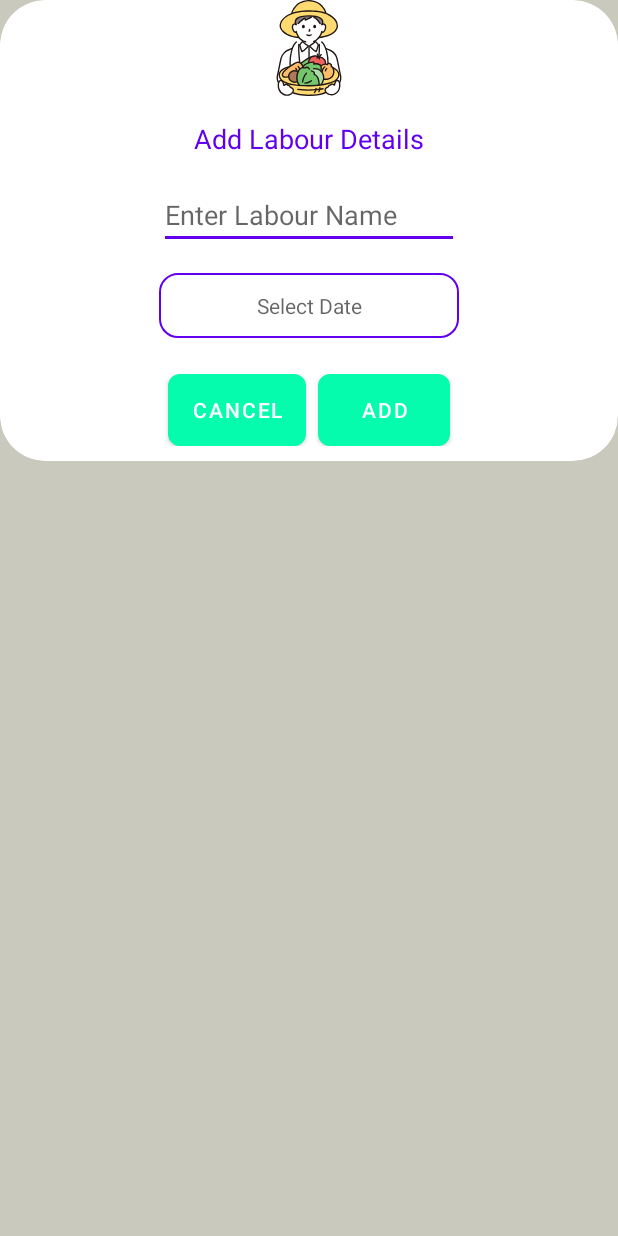
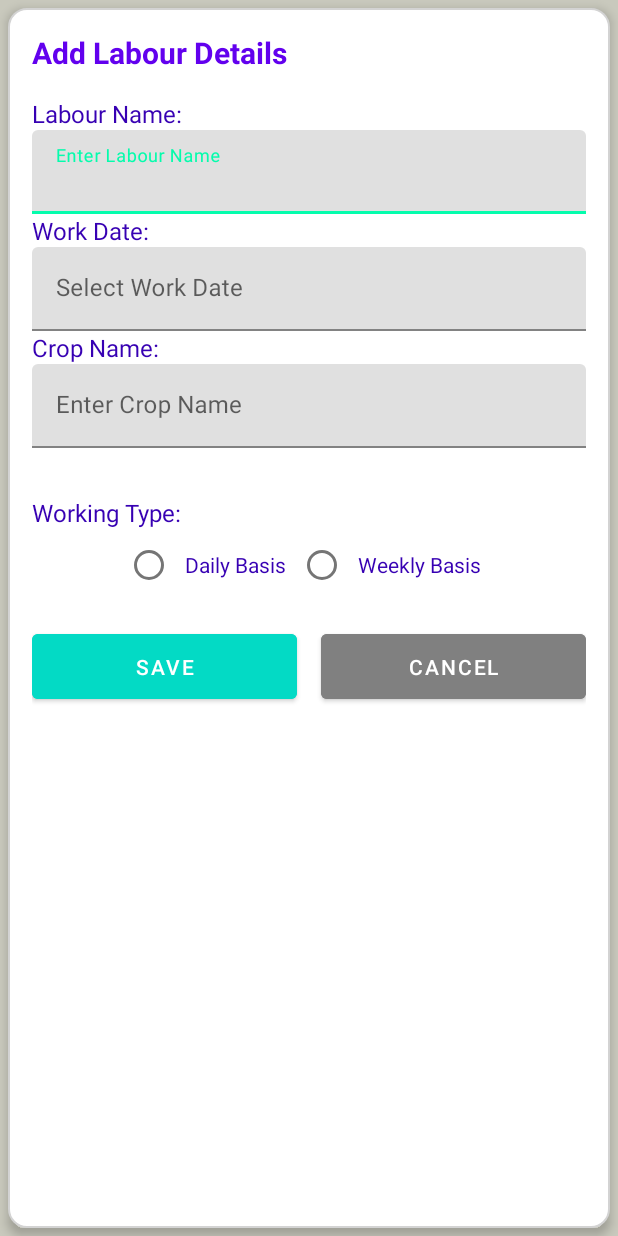
Before and after one commit to TG404-JV/ShetiBill, an Android app: the layout dialog_add_labour.xml on its own in the app's theme, with its tools: preview values and no code run, on a phone screen of 412 x 824 dp. Run offline under Robolectric (Android 15) with nearby library versions, the phone set to English and light mode, and no system bars.

```diff
--- a/app/src/main/res/layout/dialog_add_labour.xml
+++ b/app/src/main/res/layout/dialog_add_labour.xml
@@ -1,92 +1,176 @@
-<?xml version="1.0" encoding="utf-8"?>
-<androidx.cardview.widget.CardView xmlns:android="http://schemas.android.com/apk/res/android"
+<androidx.appcompat.widget.LinearLayoutCompat xmlns:android="http://schemas.android.com/apk/res/android"
+    xmlns:app="http://schemas.android.com/apk/res-auto"
     android:layout_width="match_parent"
-    android:layout_height="wrap_content"
-    xmlns:app="http://schemas.android.com/apk/res-auto"
-    android:gravity="center_horizontal"
-    app:cardCornerRadius="30dp"
+    android:layout_height="match_parent"
     android:orientation="vertical"
-    android:padding="24dp">
+    android:padding="16dp"
+    android:background="@drawable/rounded_corner_background"
+    android:layout_margin="5dp"
+    android:fitsSystemWindows="true"
+    android:elevation="4dp">
 
-    <!--This Is A Also Dialogue Box Which Is Created To Add The Labour Details-->
+    <TextView
+        android:layout_width="wrap_content"
+        android:layout_height="wrap_content"
+        android:text="Add Labour Details"
+        android:textSize="20sp"
+        android:textStyle="bold"
+        android:textColor="@color/colorPrimary"
+        android:layout_marginBottom="16dp" />
+
+
+
+    <LinearLayout
+        android:layout_width="match_parent"
+        android:layout_height="wrap_content"
+        android:orientation="vertical">
+
+        <TextView
+            android:layout_width="wrap_content"
+            android:layout_height="wrap_content"
+            android:text="Labour Name:"
+            android:textSize="16sp"
+            android:textColor="@color/colorPrimaryDark" />
+
+        <com.google.android.material.textfield.TextInputLayout
+            android:layout_width="match_parent"
+            android:layout_height="wrap_content"
+            android:hint="Enter Labour Name">
+
+            <com.google.android.material.textfield.TextInputEditText
+                android:id="@+id/labourNameEditText"
+                android:layout_width="match_parent"
+                android:layout_height="wrap_content"
+                android:inputType="text" />
+        </com.google.android.material.textfield.TextInputLayout>
+    </LinearLayout>
+
+
+
+    <LinearLayout
+        android:layout_width="match_parent"
+        android:layout_height="wrap_content"
+        android:orientation="vertical">
+
+        <TextView
+            android:layout_width="wrap_content"
+            android:layout_height="wrap_content"
+            android:text="Work Date:"
+            android:textSize="16sp"
+            android:textColor="@color/colorPrimaryDark" />
+
+        <com.google.android.material.textfield.TextInputLayout
+            android:layout_width="match_parent"
+            android:layout_height="wrap_content"
+            android:hint="Select Work Date">
+
+            <com.google.android.material.textfield.TextInputEditText
+                android:id="@+id/workDateEditText"
+                android:layout_width="match_parent"
+                android:layout_height="wrap_content"
+                android:inputType="date" />
+        </com.google.android.material.textfield.TextInputLayout>
+    </LinearLayout>
+
+    <TextView
+        android:layout_width="wrap_content"
+        android:layout_height="wrap_content"
+        android:text="Crop Name:"
+        android:textSize="16sp"
+        android:textColor="@color/colorPrimaryDark" />
+
+
+    <com.google.android.material.textfield.TextInputLayout
+        android:layout_width="match_parent"
+        android:layout_height="wrap_content"
+        android:hint="Enter Crop Name">
+
+        <com.google.android.material.textfield.TextInputEditText
+            android:id="@+id/cropNameEditText"
+            android:layout_width="match_parent"
+            android:layout_height="wrap_content"
+            android:inputType="text" />
+    </com.google.android.material.textfield.TextInputLayout>
+
     <LinearLayout
         android:layout_width="match_parent"
         android:layout_height="wrap_content"
         android:orientation="vertical"
-        android:gravity="center_horizontal"
-        android:layout_gravity="center_horizontal">
-        <ImageView
-            android:id="@+id/labour_icon"
-            android:layout_width="64dp"
-            android:layout_height="64dp"
-            android:layout_gravity="center"
-            android:contentDescription="Labour Icon"
-            android:src="@drawable/ic_farmer_profile_img" />
+        android:layout_marginTop="16dp">
 
-        <!-- Title Text -->
+
+    </LinearLayout>
+
+    <LinearLayout
+        android:layout_width="match_parent"
+        android:layout_height="wrap_content"
+        android:orientation="vertical"
+        android:layout_marginTop="16dp">
+
+
+
+
         <TextView
-            android:id="@+id/dialog_title"
             android:layout_width="wrap_content"
             android:layout_height="wrap_content"
-            android:layout_gravity="center"
-            android:layout_marginTop="16dp"
-            android:text="Add Labour Details"
-            android:textColor="@color/purple_500"
-            android:textSize="18sp" />
+            android:text="Working Type:"
+            android:textSize="16sp"
+            android:textColor="@color/colorPrimaryDark" />
 
-        <!-- Name Input -->
-        <EditText
-            android:id="@+id/labourNameEditText"
-            android:layout_width="200dp"
-            android:layout_height="wrap_content"
-            android:layout_marginTop="16dp"
-            android:backgroundTint="@color/purple_500"
-            android:hint="Enter Labour Name"
-            android:inputType="textPersonName"
-            android:textColor="@android:color/black" />
-
-        <!-- Date Picker Input -->
-        <TextView
-            android:id="@+id/labourDateTextView"
-            android:layout_width="200dp"
-            android:layout_height="wrap_content"
-            android:layout_marginTop="16dp"
-            android:background="@drawable/textview_background"
-            android:clickable="true"
-            android:focusable="true"
-            android:gravity="center"
-            android:hint="Select Date"
-            android:padding="12dp"
-            android:textColor="@android:color/black" />
-
-        <!-- Button Container -->
-        <LinearLayout
+        <RadioGroup
+            android:id="@+id/workingTypeRadioGroup"
             android:layout_width="match_parent"
             android:layout_height="wrap_content"
-            android:layout_marginTop="24dp"
-            android:layout_marginBottom="10dp"
             android:gravity="center"
             android:orientation="horizontal">
 
-            <!-- Cancel Button -->
-            <Button
-                android:id="@+id/cancel_button"
+            <RadioButton
+                android:id="@+id/dailyBasisRadioButton"
                 android:layout_width="wrap_content"
                 android:layout_height="wrap_content"
-                android:layout_marginEnd="8dp"
-                android:background="@drawable/button_background"
-                android:text="Cancel"
-                android:textColor="@android:color/white" />
+                android:text="Daily Basis"
+                android:textColor="@color/colorPrimaryDark"
+                android:padding="8dp" />
 
-            <!-- Add Button -->
-            <Button
-                android:id="@+id/add_button"
+            <RadioButton
+                android:id="@+id/weeklyBasisRadioButton"
                 android:layout_width="wrap_content"
                 android:layout_height="wrap_content"
-                android:background="@drawable/button_background"
-                android:text="Add"
-                android:textColor="@android:color/white" />
-        </LinearLayout>
+                android:text="Weekly Basis"
+                android:textColor="@color/colorPrimaryDark"
+                android:padding="8dp" />
+
+
+        </RadioGroup>
     </LinearLayout>
 
-</androidx.cardview.widget.CardView>
+    <LinearLayout
+        android:layout_width="match_parent"
+        android:layout_height="wrap_content"
+        android:orientation="horizontal"
+        android:layout_marginTop="16dp"
+        android:gravity="center">
+
+        <Button
+            android:id="@+id/saveButton"
+            android:layout_width="0dp"
+            android:layout_height="wrap_content"
+            android:layout_weight="1"
+            android:text="Save"
+            android:textColor="@color/white"
+            android:backgroundTint="@color/colorAccent"
+            android:elevation="4dp"
+            android:padding="12dp" />
+
+        <Button
+            android:id="@+id/cancelButton"
+            android:layout_width="0dp"
+            android:layout_height="wrap_content"
+            android:layout_weight="1"
+            android:layout_marginLeft="16dp"
+            android:text="Cancel"
+            android:backgroundTint="@color/colorGray"
+            android:elevation="4dp"
+            android:padding="12dp" />
+    </LinearLayout>
+</androidx.appcompat.widget.LinearLayoutCompat>
--- a/app/src/main/res/values/styles.xml
+++ b/app/src/main/res/values/styles.xml
@@ -9,4 +9,10 @@
         <item name="android:colorControlNormal">@color/controlNormal</item> <!-- Control color -->
         <item name="android:windowBackground">@color/backgroundColor</item> <!-- Set window background -->
     </style>
+
+
+    <style name="CustomDialogTheme" parent="Theme.AppCompat.Dialog">
+        <item name="android:background">@android:color/transparent</item> <!-- Transparent background -->
+        <item name="android:windowBackground">@drawable/rounded_corner_background</item> <!-- Your rounded corner background -->
+    </style>
 </resources>
```
Also changed, not shown: app/src/main/java/com/example/farmer/home/bottomtab/MainFarmExpenditureFragment.java (+27 -6 lines), app/src/main/java/com/example/farmer/home/bottomtab/labour/Labour.java (+20 -1 lines), app/src/main/java/com/example/farmer/home/bottomtab/labour/LabourAdapter.java (+26 -5 lines), app/src/main/java/com/example/farmer/home/bottomtab/labour/WeightAdapter.java (+9 -1 lines), app/src/main/res/color/nav_item_color.xml (added, +7 -0 lines), app/src/main/res/drawable/rounded_nav_background.xml (+8 -3 lines), app/src/main/res/layout/fragment_home.xml (+9 -5 lines), app/src/main/res/layout/item_labour.xml (+13 -14 lines), app/src/main/res/values/colors.xml (+9 -0 lines), app/src/main/java/com/example/farmer/fertilizer/FertilizerExpenditureAdapter.java (line endings or trailing spaces), app/src/main/res/layout/fertilizer_expenditure_recyclerview.xml (line endings or trailing spaces).
